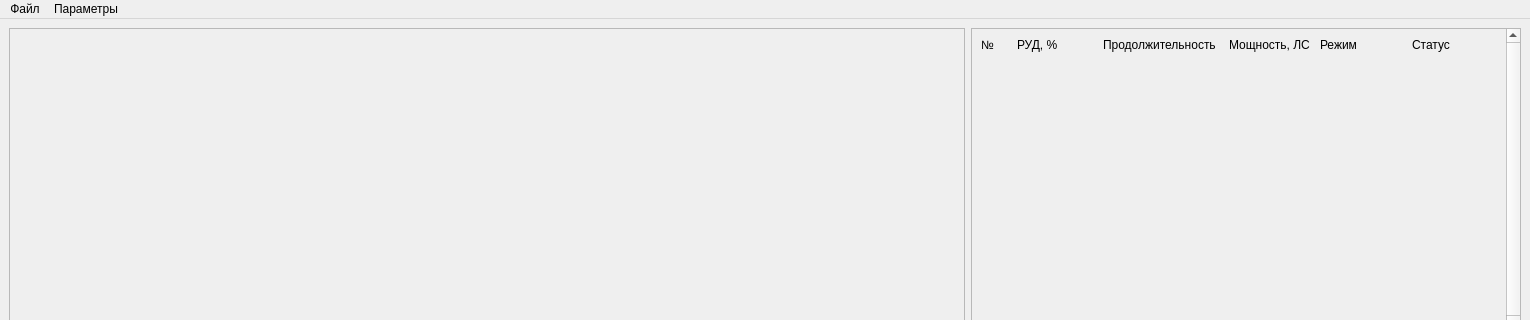
First picture: the form in mainwindow.ui, repository daapavlov/AuomaticStep, before the edit; both pictures show x 0 to 1530 and y 0 to 320 of the 1530 by 769 pixel window.
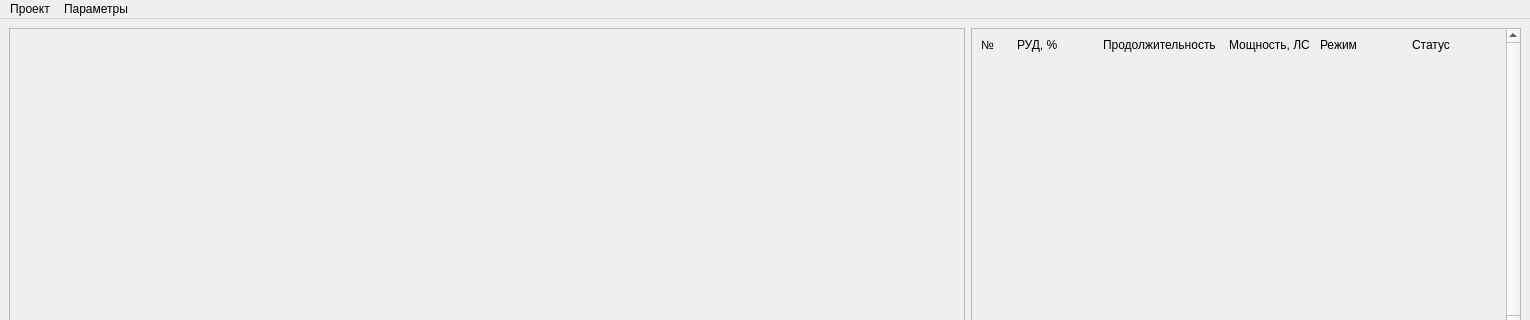
Second picture: the form after the edit.

Commit message: Добавлена возможность сохранять и открывать проект с циклами

Patch:
```diff
--- a/mainwindow.ui
+++ b/mainwindow.ui
@@ -306,7 +306,7 @@
    </property>
    <widget class="QMenu" name="menu_file">
     <property name="title">
-     <string>Файл</string>
+     <string>Проект</string>
     </property>
    </widget>
    <widget class="QMenu" name="menu_settings">
```
Left out of the diff: 18 changed lines with no effect on the pictures. The commit also changes 8 other files.
